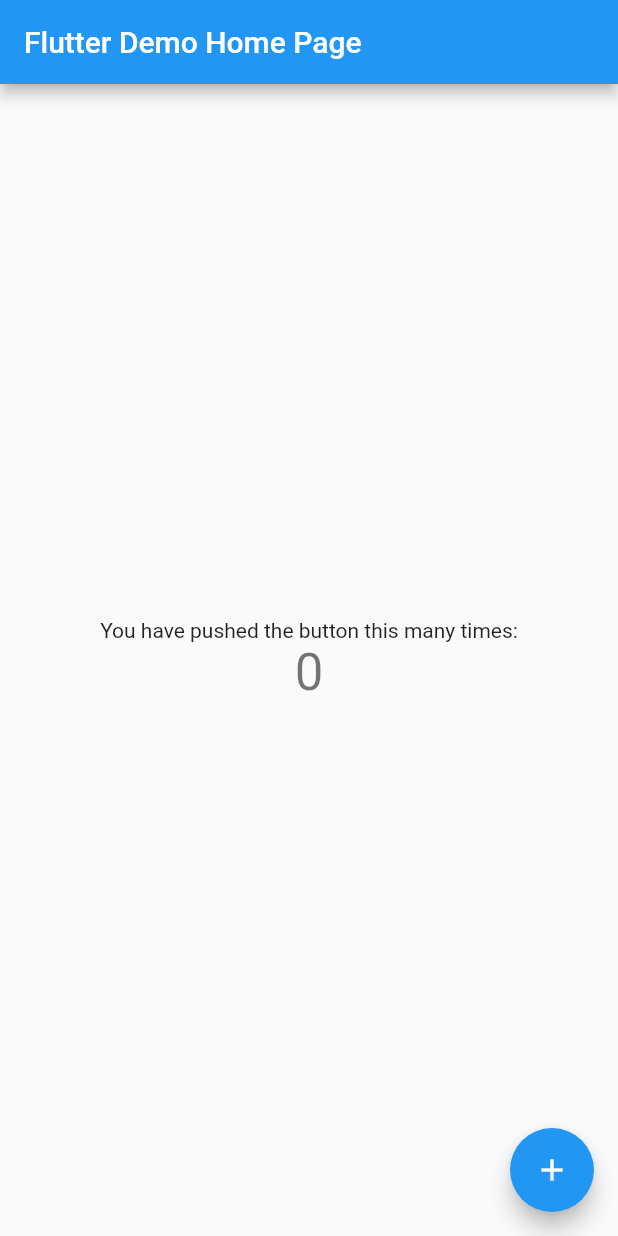
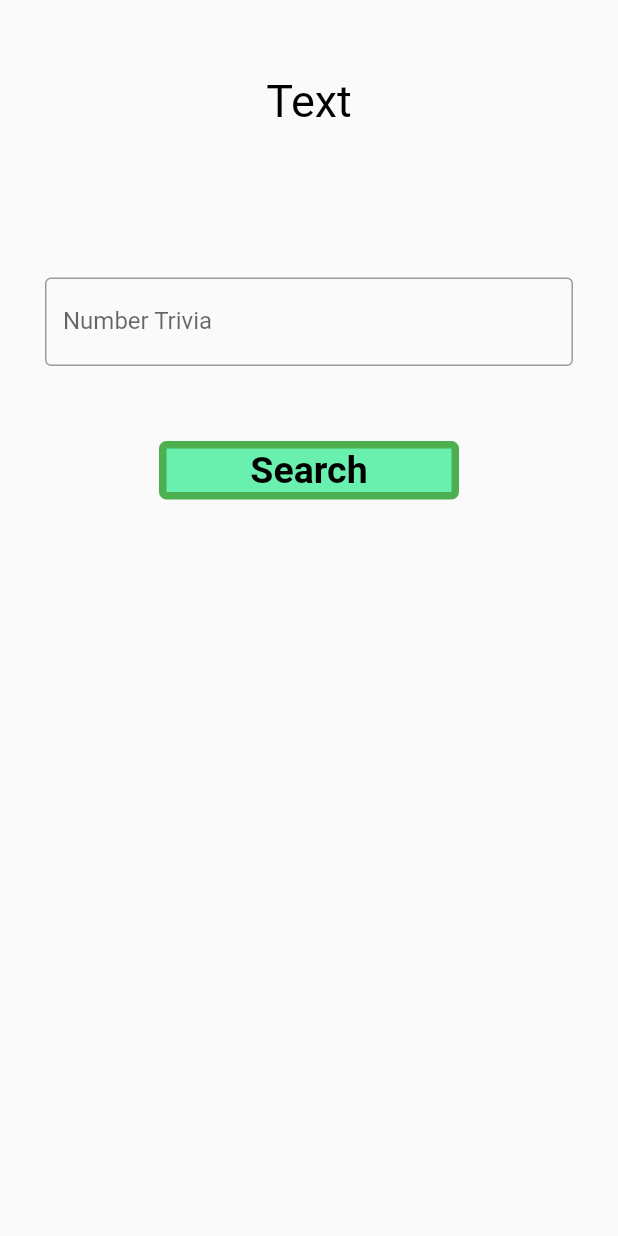
Before and after one commit to Tusharg1999/clean-architecture, a Flutter app: the screen it shows after launch, on a phone screen of 412 x 824 dp. Run offline on Flutter 3.47's test engine with Material 2 defaults, Android fonts, the phone set to English and light mode, and no system bars; our stand-ins replace dartz, equatable.

Commit message:
pushing updates

```diff
--- a/lib/features/number_trivia/domain/usecases/get_concrete_number_trivia.dart
+++ b/lib/features/number_trivia/domain/usecases/get_concrete_number_trivia.dart
@@ -9,7 +9,7 @@ class GetConcreteNumberTrivia {
 
   GetConcreteNumberTrivia(this.repository);
 
-  Future<Either<Failure, NumberTrivia>> execute({
+  Future<Either<Failure, NumberTrivia>> call({
     @required int number,
   }) async {
     return await repository.getConcreteNumberTrivia(number);
--- /dev/null
+++ b/lib/features/number_trivia/presentation/screens/mainscreen.dart
@@ -0,0 +1,101 @@
+import 'package:flutter/material.dart';
+import 'package:flutter/services.dart';
+
+class MainScreen extends StatefulWidget {
+  @override
+  _MainScreenState createState() => _MainScreenState();
+}
+
+class _MainScreenState extends State<MainScreen> {
+  var _formkey = GlobalKey<FormState>();
+  int _trivia;
+
+   _submit(){
+     print("hello");
+    if(_formkey.currentState.validate()){
+      _formkey.currentState.save();
+      print(_trivia);
+    }
+   }
+
+  @override
+  Widget build(BuildContext context) {
+    return SafeArea(
+      child: Scaffold(
+        body: Center(
+          child: Column(
+            children: <Widget>[
+              SizedBox(
+                height: 50,
+              ),
+              Container(
+                alignment: Alignment.center,
+                child: Padding(
+                  padding: const EdgeInsets.symmetric(horizontal: 10),
+                  child: Text(
+                    "Text",
+                    textAlign: TextAlign.center,
+                    style: TextStyle(
+                        color: Colors.black,
+                        fontSize: 30,
+                        fontWeight: FontWeight.normal),
+                  ),
+                ),
+              ),
+              SizedBox(
+                height: 100,
+              ),
+              Form(
+                key: _formkey,
+                child: Column(
+                  children: <Widget>[
+                    Padding(
+                      padding: const EdgeInsets.symmetric(
+                          vertical: 0, horizontal: 30),
+                      child: TextFormField(
+                        keyboardType: TextInputType.number,
+                        decoration: InputDecoration(
+                          border: new OutlineInputBorder(
+                              borderSide: new BorderSide(
+                                  color: Colors.teal,
+                                  width: 10,
+                                  style: BorderStyle.solid)),
+                          labelText: "Number Trivia",
+                        ),
+                        validator: (input) => input.trim().isEmpty
+                            ? "Please enter Something"
+                            : null,
+                        onSaved: (input) => _trivia = int.parse(input),
+                      ),
+                    ),
+                    SizedBox(height: 50),
+                    GestureDetector(
+                      onTap: _submit,
+                      child: Container(
+                        width: 200,
+                        alignment: Alignment.center,
+                        decoration: BoxDecoration(
+                          borderRadius: BorderRadius.circular(5),
+                          border: Border.all(color: Colors.green,width: 5),
+                          color: Colors.greenAccent
+                              ),
+                        child: Text(
+                          "Search",
+                          style: TextStyle(
+                            fontSize: 25,
+                            fontWeight: FontWeight.w600,
+                            color: Colors.black,
+                          ),
+                        ),
+                      ),
+                    )
+                  ],
+                ),
+              )
+            ],
+          ),
+        ),
+      ),
+    );
+  }
+}
--- a/lib/main.dart
+++ b/lib/main.dart
@@ -1,5 +1,5 @@
 import 'package:flutter/material.dart';
-
+import './features/number_trivia/presentation/screens/mainscreen.dart';
 void main() => runApp(MyApp());
 
 class MyApp extends StatelessWidget {
@@ -7,105 +7,12 @@ class MyApp extends StatelessWidget {
   @override
   Widget build(BuildContext context) {
     return MaterialApp(
+      debugShowCheckedModeBanner: false,
       title: 'Flutter Demo',
       theme: ThemeData(
-        // This is the theme of your application.
-        //
-        // Try running your application with "flutter run". You'll see the
-        // application has a blue toolbar. Then, without quitting the app, try
-        // changing the primarySwatch below to Colors.green and then invoke
-        // "hot reload" (press "r" in the console where you ran "flutter run",
-        // or simply save your changes to "hot reload" in a Flutter IDE).
-        // Notice that the counter didn't reset back to zero; the application
-        // is not restarted.
         primarySwatch: Colors.blue,
       ),
-      home: MyHomePage(title: 'Flutter Demo Home Page'),
+      home: MainScreen(),
     );
   }
 }
-
-class MyHomePage extends StatefulWidget {
-  MyHomePage({Key key, this.title}) : super(key: key);
-
-  // This widget is the home page of your application. It is stateful, meaning
-  // that it has a State object (defined below) that contains fields that affect
-  // how it looks.
-
-  // This class is the configuration for the state. It holds the values (in this
-  // case the title) provided by the parent (in this case the App widget) and
-  // used by the build method of the State. Fields in a Widget subclass are
-  // always marked "final".
-
-  final String title;
-
-  @override
-  _MyHomePageState createState() => _MyHomePageState();
-}
-
-class _MyHomePageState extends State<MyHomePage> {
-  int _counter = 0;
-
-  void _incrementCounter() {
-    setState(() {
-      // This call to setState tells the Flutter framework that something has
-      // changed in this State, which causes it to rerun the build method below
-      // so that the display can reflect the updated values. If we changed
-      // _counter without calling setState(), then the build method would not be
-      // called again, and so nothing would appear to happen.
-      _counter++;
-    });
-  }
-
-  @override
-  Widget build(BuildContext context) {
-    // This method is rerun every time setState is called, for instance as done
-    // by the _incrementCounter method above.
-    //
-    // The Flutter framework has been optimized to make rerunning build methods
-    // fast, so that you can just rebuild anything that needs updating rather
-    // than having to individually change instances of widgets.
-    return Scaffold(
-      appBar: AppBar(
-        // Here we take the value from the MyHomePage object that was created by
-        // the App.build method, and use it to set our appbar title.
-        title: Text(widget.title),
-      ),
-      body: Center(
-        // Center is a layout widget. It takes a single child and positions it
-        // in the middle of the parent.
-        child: Column(
-          // Column is also a layout widget. It takes a list of children and
-          // arranges them vertically. By default, it sizes itself to fit its
-          // children horizontally, and tries to be as tall as its parent.
-          //
-          // Invoke "debug painting" (press "p" in the console, choose the
-          // "Toggle Debug Paint" action from the Flutter Inspector in Android
-          // Studio, or the "Toggle Debug Paint" command in Visual Studio Code)
-          // to see the wireframe for each widget.
-          //
-          // Column has various properties to control how it sizes itself and
-          // how it positions its children. Here we use mainAxisAlignment to
-          // center the children vertically; the main axis here is the vertical
-          // axis because Columns are vertical (the cross axis would be
-          // horizontal).
-          mainAxisAlignment: MainAxisAlignment.center,
-          children: <Widget>[
-            Text(
-              'You have pushed the button this many times:',
-            ),
-            Text(
-              '$_counter',
-              style: Theme.of(context).textTheme.display1,
-            ),
-          ],
-        ),
-      ),
-      floatingActionButton: FloatingActionButton(
-        onPressed: _incrementCounter,
-        tooltip: 'Increment',
-        child: Icon(Icons.add),
-      ), // This trailing comma makes auto-formatting nicer for build methods.
-    );
-  }
-}
```
Also changed, not shown: pubspec.lock, 9 other files.
